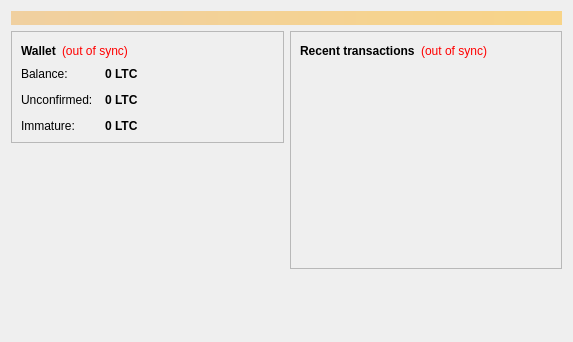
pixicoin/pixicoin, file src/qt/forms/overviewpage.ui: the form before one commit.
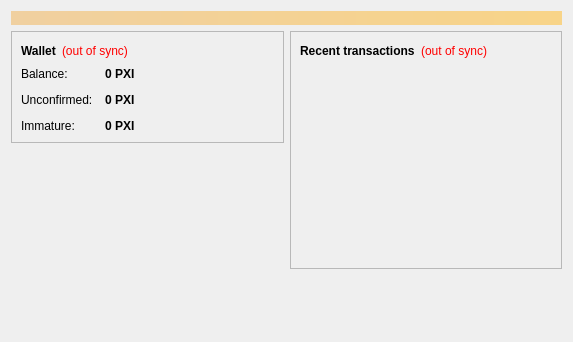
The form after the commit.

What changed in the file:
```diff
--- a/src/qt/forms/overviewpage.ui
+++ b/src/qt/forms/overviewpage.ui
@@ -122,7 +122,7 @@
                <string>Your current balance</string>
               </property>
               <property name="text">
-               <string notr="true">0 LTC</string>
+               <string notr="true">0 PXI</string>
               </property>
               <property name="textInteractionFlags">
                <set>Qt::LinksAccessibleByMouse|Qt::TextSelectableByKeyboard|Qt::TextSelectableByMouse</set>
@@ -151,7 +151,7 @@
                <string>Total of transactions that have yet to be confirmed, and do not yet count toward the current balance</string>
               </property>
               <property name="text">
-               <string notr="true">0 LTC</string>
+               <string notr="true">0 PXI</string>
               </property>
               <property name="textInteractionFlags">
                <set>Qt::LinksAccessibleByMouse|Qt::TextSelectableByKeyboard|Qt::TextSelectableByMouse</set>
@@ -177,7 +177,7 @@
                <string>Mined balance that has not yet matured</string>
               </property>
               <property name="text">
-               <string notr="true">0 LTC</string>
+               <string notr="true">0 PXI</string>
               </property>
               <property name="textInteractionFlags">
                <set>Qt::LinksAccessibleByMouse|Qt::TextSelectableByKeyboard|Qt::TextSelectableByMouse</set>
```
Left out of the diff: 4 changed lines with no effect on the pictures.
